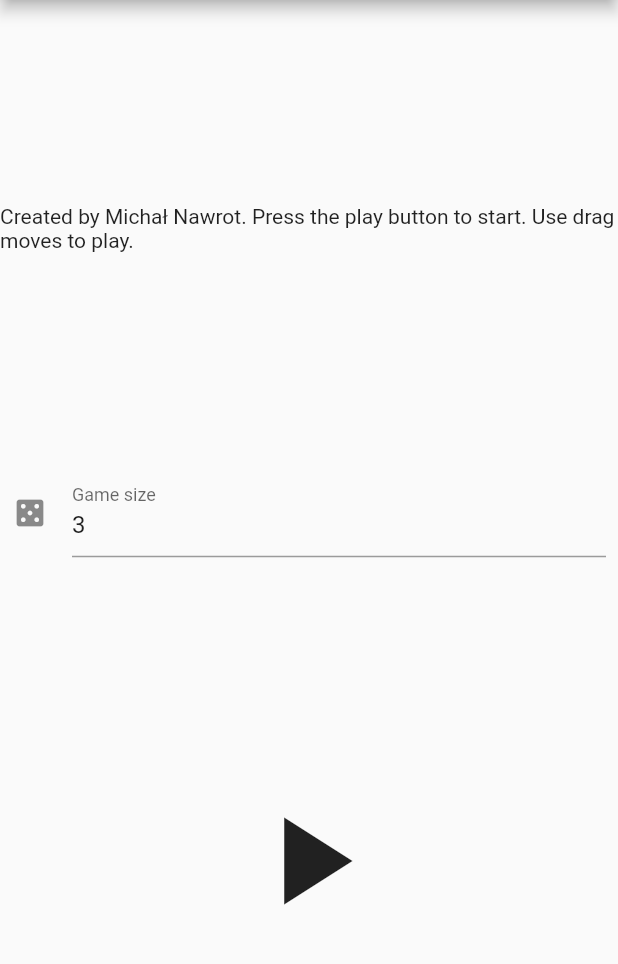
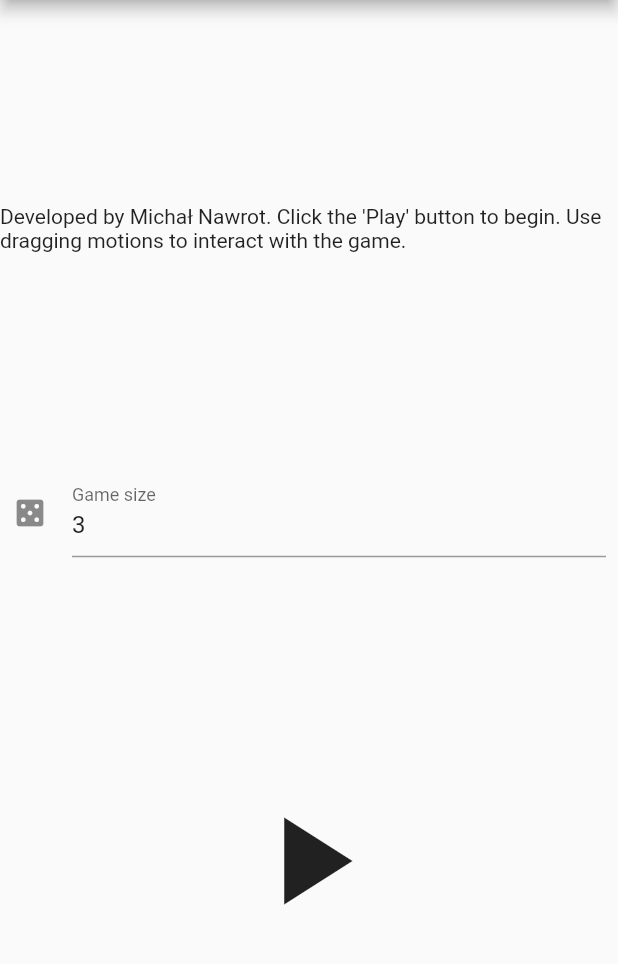
Before and after one commit to gromwell/game_of_twos, a Flutter app: the screen it shows after launch, on a phone screen of 412 x 824 dp, the part 84-1048 px from its top. Run offline on Flutter 3.47's test engine with Material 2 defaults, Android fonts, the phone set to English and light mode, and no system bars; our stand-ins replace auto_route, auto_size_text, bloc, flutter_bloc, freezed_annotation, hydrated_bloc.

Commit message:
update game description

```diff
--- a/lib/presentation/pages/home/home_page.dart
+++ b/lib/presentation/pages/home/home_page.dart
@@ -22,7 +22,7 @@ class _HomePageState extends State<HomePage> {
           mainAxisAlignment: MainAxisAlignment.spaceEvenly,
           children: [
             const Text(
-              'Created by Michał Nawrot. Press the play button to start. Use drag moves to play.',
+              "Developed by Michał Nawrot. Click the 'Play' button to begin. Use dragging motions to interact with the game.",
             ),
             Padding(
               padding: const EdgeInsets.all(8.0),
```
Also changed, not shown: 1 other file.
